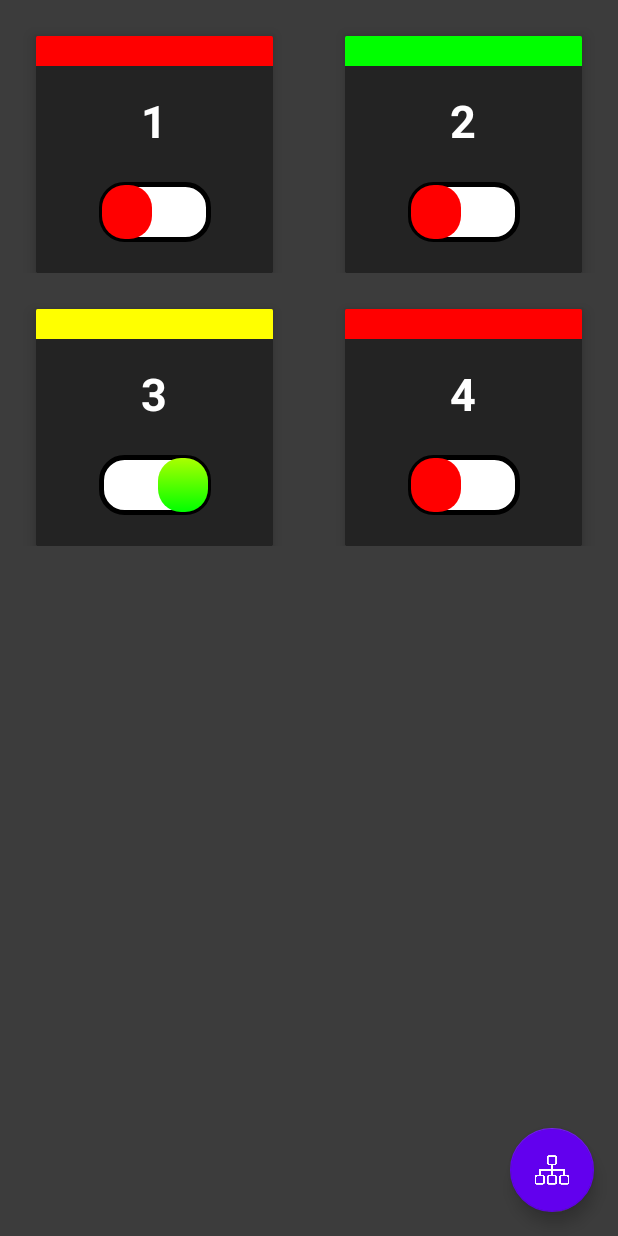
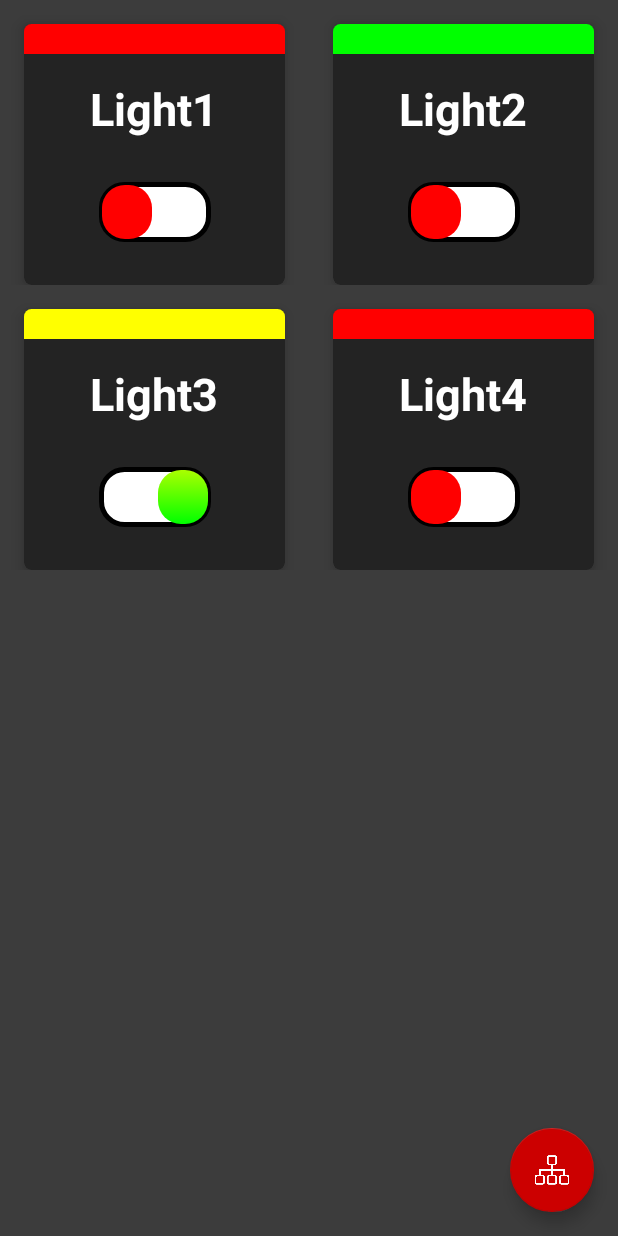
Before and after one commit to Maarten1999/LinuxDomotica, an Android app: the screen it shows after launch (MainActivity), on a phone screen of 412 x 824 dp. Run offline under Robolectric (Android 15) with nearby library versions, the phone set to English and light mode, and no system bars; our stand-ins replace Volley.

Commit message:
[Fixed] Volley put request body and minor layout upgrade

```diff
--- a/App/app/src/main/java/com/mpapps/myapplication/Activities/MainActivity.java
+++ b/App/app/src/main/java/com/mpapps/myapplication/Activities/MainActivity.java
@@ -69,12 +69,15 @@ public class MainActivity extends AppCompatActivity implements LightRecyclerview
         });
         LayoutInflater inflater = getLayoutInflater();
         final View customView = inflater.inflate(R.layout.ip_dialog_layout, null);
+        TextView textView = customView.findViewById(R.id.ip_dialog_textView);
+        EditText editText = customView.findViewById(R.id.ip_dialog_editText);
+
         AlertDialog dialog = new AlertDialog.Builder(new ContextThemeWrapper(this, R.style.myDialog))
                 .setTitle("Change IP Address")
                 .setIcon(R.drawable.network_icon)
                 .setView(customView)
                 .setPositiveButton("OK", (dialogInterface, i) -> {
-                    EditText editText = customView.findViewById(R.id.ip_dialog_editText);
+                    //EditText editText = customView.findViewById(R.id.ip_dialog_editText);
                     sharedPrefEditor.putString(SHARED_PREF_IP, editText.getText().toString()).apply();
                     dialogInterface.dismiss();
                 })
@@ -86,7 +89,6 @@ public class MainActivity extends AppCompatActivity implements LightRecyclerview
         FloatingActionButton fab = findViewById(R.id.mainactivity_fab);
         fab.setOnClickListener((view -> {
            dialog.show();
-            TextView textView = customView.findViewById(R.id.ip_dialog_textView);
             String text = "Current IP-Address: " + sharedPreferences.getString(SHARED_PREF_IP, "Not Available");
             if(textView != null)
                 textView.setText(text);
--- a/App/app/src/main/java/com/mpapps/myapplication/ViewModels/MainActivityVM.java
+++ b/App/app/src/main/java/com/mpapps/myapplication/ViewModels/MainActivityVM.java
@@ -32,10 +32,10 @@ public class MainActivityVM extends AndroidViewModel implements VolleyListener
 
         lights = new MutableLiveData<>();
         List<LightModel> lightModels = new ArrayList<>();
-        lightModels.add(new LightModel(1, "1", "RED", false));
-        lightModels.add(new LightModel(2, "2", "GREEN", false));
-        lightModels.add(new LightModel(3, "3", "YELLOW", true));
-        lightModels.add(new LightModel(4, "4", "RED", false));
+        lightModels.add(new LightModel(1, "Light1", "RED", false));
+        lightModels.add(new LightModel(2, "Light2", "GREEN", false));
+        lightModels.add(new LightModel(3, "Light3", "YELLOW", true));
+        lightModels.add(new LightModel(4, "Light4", "RED", false));
         lights.postValue(lightModels);
         volleyService = VolleyService.getInstance(application, this);
     }
@@ -43,7 +43,7 @@ public class MainActivityVM extends AndroidViewModel implements VolleyListener
     //region Volley request methods
     public void refreshLights(){
         String restoredIP = sharedPreferences.getString(MainActivity.SHARED_PREF_IP, null);
-        String url = "http:// + " + restoredIP + "/lights";
+        String url = "http:// + " + restoredIP + ":8080/lights";
         if(restoredIP != null) {
             if(Patterns.IP_ADDRESS.matcher(restoredIP).matches())
                 volleyService.getLightsRequest(url);
@@ -56,10 +56,10 @@ public class MainActivityVM extends AndroidViewModel implements VolleyListener
 
     public void changeLightState(int lightId, boolean state){
         String restoredIP = sharedPreferences.getString(MainActivity.SHARED_PREF_IP, null);
-        String url = "http:// + " + restoredIP + "/lights/" + lightId + "/on=" + state;
+        String url = "http:// + " + restoredIP + ":8080/lights/" + lightId; //+ "/on=" + state
         if(restoredIP != null){
             if(Patterns.IP_ADDRESS.matcher(restoredIP).matches())
-                volleyService.changeLight(url);
+                volleyService.changeLight(url, state);
             else
                 Toast.makeText(getApplication(), "Not a valid IP", Toast.LENGTH_SHORT).show();
         }
@@ -68,8 +68,8 @@ public class MainActivityVM extends AndroidViewModel implements VolleyListener
     }
 
     public void changeLightName(int lightId, String name){
-        String url = "http:// + " + IP_ADDRESS + "/lights/" + lightId + "/name=" + name;
-        volleyService.changeLight(url);
+        String url = "http:// + " + IP_ADDRESS + ":8080/lights/" + lightId + "/name=" + name;
+        volleyService.changeLight(url, true);
     }
     //endregion
 
--- a/App/app/src/main/res/layout/activity_main.xml
+++ b/App/app/src/main/res/layout/activity_main.xml
@@ -31,7 +31,7 @@
         android:layout_marginEnd="16dp"
         android:layout_marginBottom="16dp"
         android:src="@drawable/network_icon"
-        app:backgroundTint="@color/design_default_color_primary"
+        app:backgroundTint="@android:color/holo_red_dark"
         app:layout_constraintBottom_toBottomOf="parent"
         app:layout_constraintEnd_toEndOf="parent" />
 </android.support.constraint.ConstraintLayout>
--- a/App/app/src/main/res/layout/recyclerview_item_light.xml
+++ b/App/app/src/main/res/layout/recyclerview_item_light.xml
@@ -9,15 +9,15 @@
         android:id="@+id/recyclerview_item_card"
         android:layout_width="0dp"
         android:layout_height="0dp"
-        android:layout_marginStart="24dp"
-        android:layout_marginTop="24dp"
-        android:layout_marginEnd="24dp"
+        android:layout_marginStart="16dp"
+        android:layout_marginTop="16dp"
+        android:layout_marginEnd="16dp"
         app:cardBackgroundColor="@color/colorPrimaryDark"
         app:layout_constraintDimensionRatio="1:1"
         app:layout_constraintEnd_toEndOf="parent"
         app:layout_constraintStart_toStartOf="parent"
         app:cardElevation="6dp"
-        app:cardCornerRadius="1dp"
+        app:cardCornerRadius="5dp"
         app:layout_constraintTop_toTopOf="parent">
 
         <android.support.constraint.ConstraintLayout
```
Also changed, not shown: App/app/src/main/java/com/mpapps/myapplication/Volley/VolleyService.java (+16 -2 lines).
